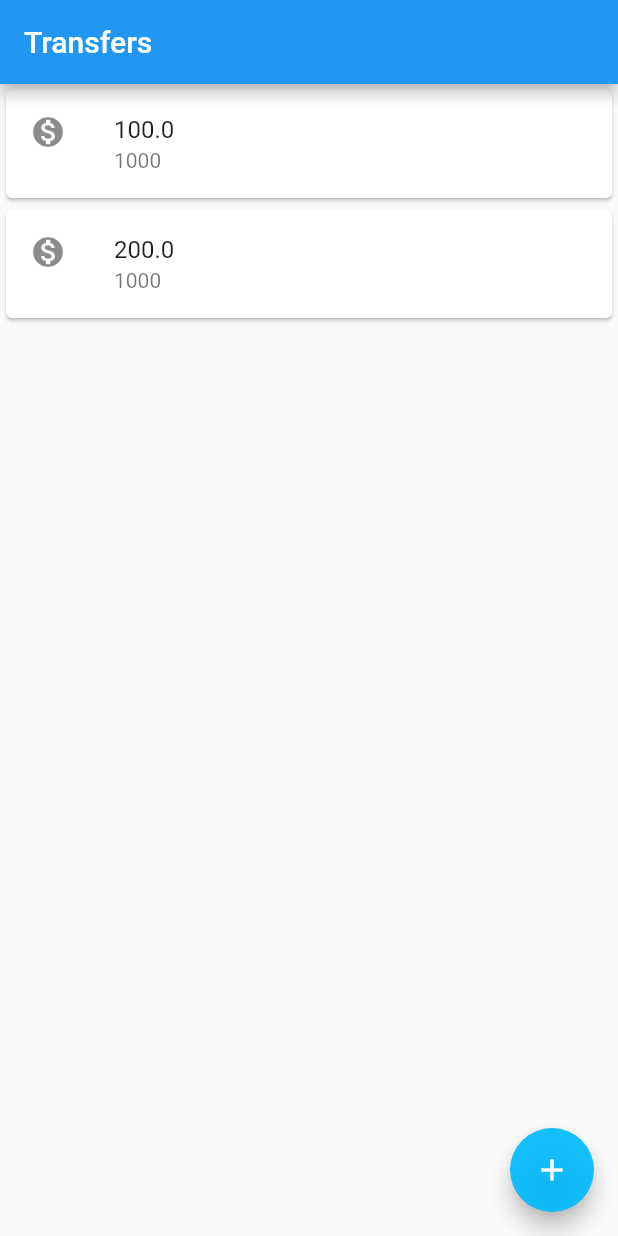
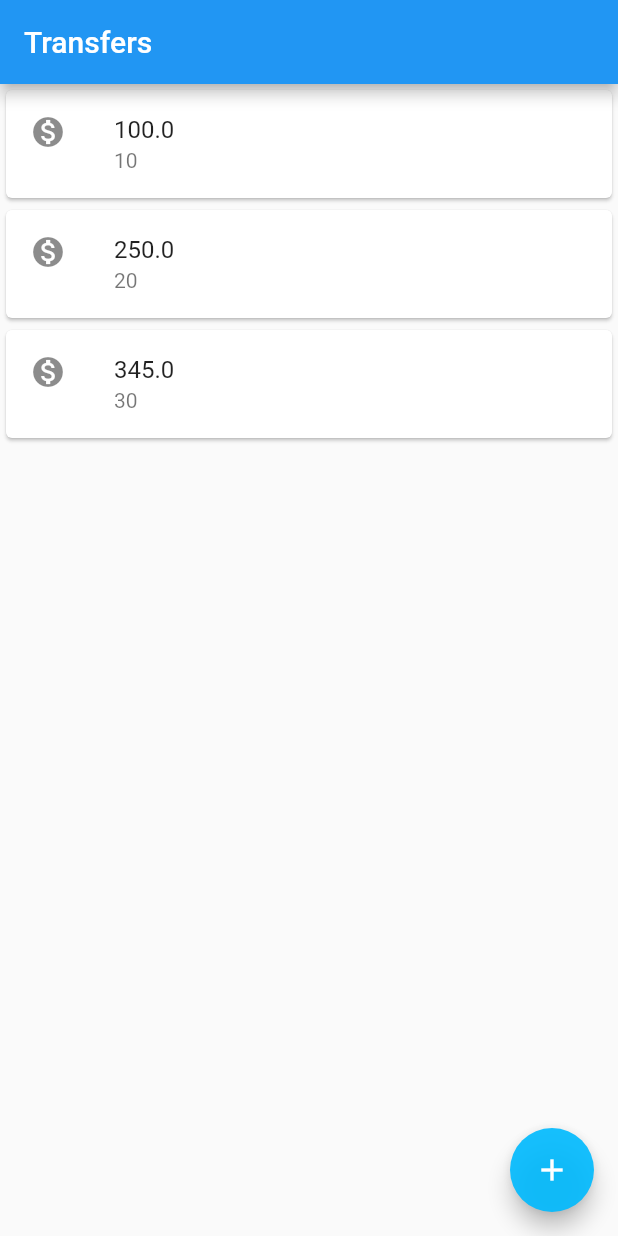
Before and after one commit to cost0142/Flutter_Practice_01, a Flutter app: the screen it shows after launch, on a phone screen of 412 x 824 dp. Run offline on Flutter 3.47's test engine with Material 2 defaults, Android fonts, the phone set to English and light mode, and no system bars.

Commit message:
add classes and Refactor

```diff
--- a/flutter_first_application_hygor_costa/lib/main.dart
+++ b/flutter_first_application_hygor_costa/lib/main.dart
@@ -3,7 +3,7 @@ import 'package:flutter/material.dart';
 void main() => runApp(MaterialApp(
       home: Scaffold(
         body: TransferList(),
-          appBar: AppBar(
+        appBar: AppBar(
           title: Text("Transfers"),
         ),
         floatingActionButton: FloatingActionButton(
@@ -19,22 +19,35 @@ void main() => runApp(MaterialApp(
 class TransferList extends StatelessWidget {
   @override
   Widget build(BuildContext context) {
-
     return Column(
-          children: <Widget>[
-            Card(
-                child: ListTile(
-              leading: Icon(Icons.monetization_on),
-              title: Text("100.0"),
-              subtitle: Text("1000"),
-            )),
-            Card(
-                child: ListTile(
-              leading: Icon(Icons.monetization_on),
-              title: Text("200.0"),
-              subtitle: Text("1000"),
-            )),
-          ],
-        );
+      children: <Widget>[
+        TransferItem(Transfer(100.0, 10)),
+        TransferItem(Transfer(250.0, 20)),
+        TransferItem(Transfer(345.0, 30)),
+      ],
+    );
   }
 }
+
+class TransferItem extends StatelessWidget {
+  final Transfer _transfer;
+
+  TransferItem(this._transfer);
+
+  @override
+  Widget build(BuildContext context) {
+    return Card(
+        child: ListTile(
+      leading: Icon(Icons.monetization_on),
+      title: Text(_transfer.value.toString()),
+      subtitle: Text(_transfer.numberAccount.toString()),
+    ));
+  }
+}
+
+class Transfer {
+  final double value;
+  final int numberAccount;
+
+  Transfer(this.value, this.numberAccount);
+}
```
